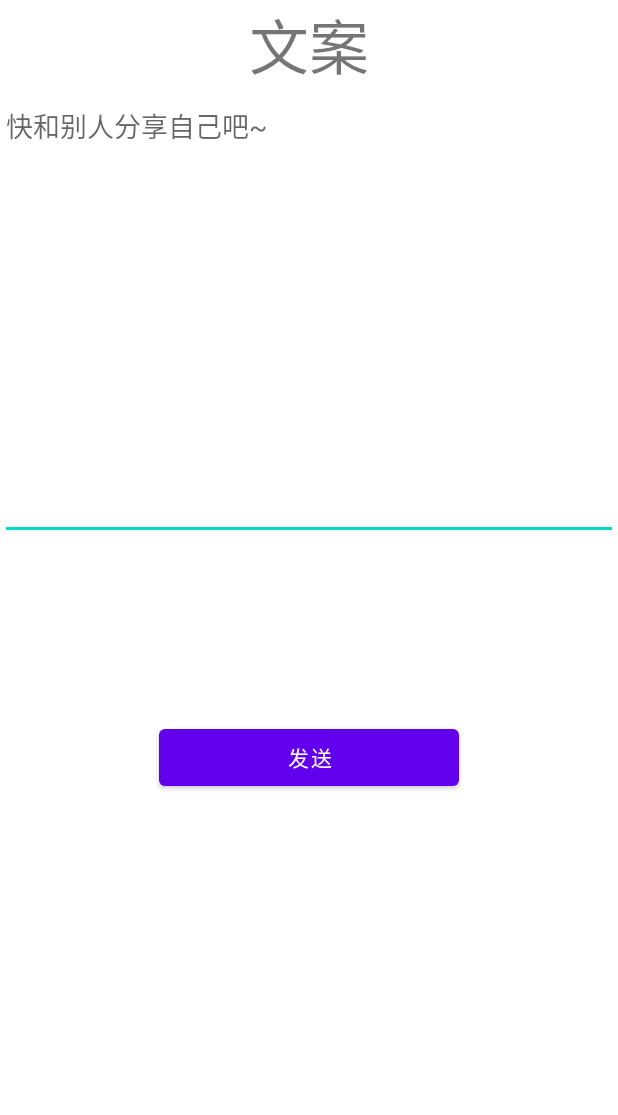
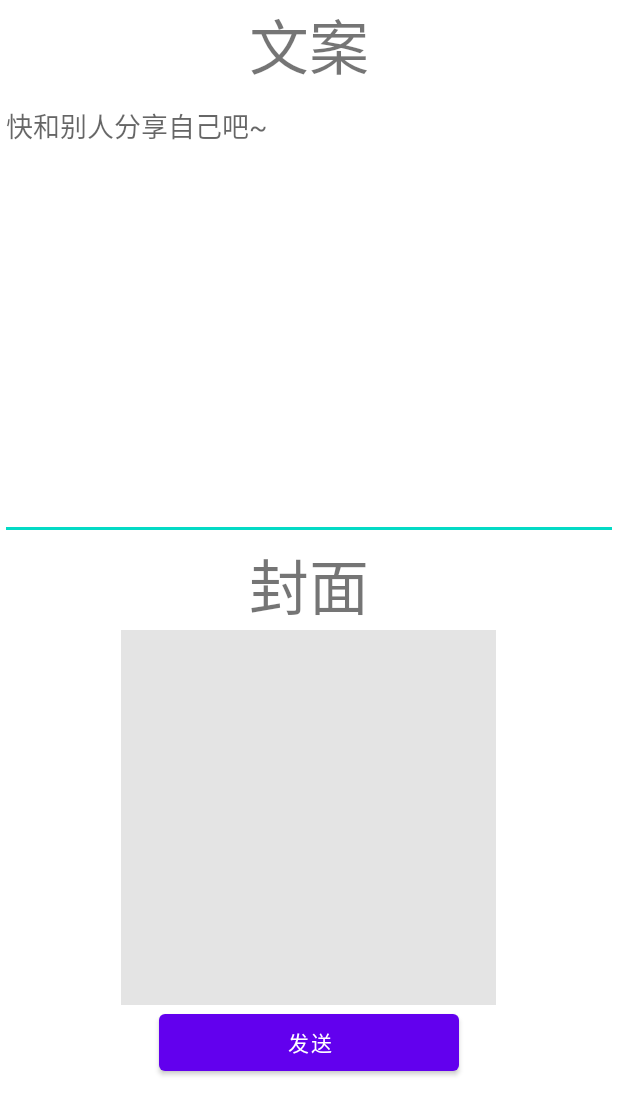
Before and after one commit to JJuprising/ASFinalWork2023, an Android app: the PassagePost screen opened directly, with no data from a screen before it, on a phone screen of 412 x 824 dp. Shown: the top 1115 px of the screen. Run offline under Robolectric (Android 15) with nearby library versions, the light colour scheme and no system bars.

Commit message:
数据库模板

```diff
--- /dev/null
+++ b/app/src/main/java/com/example/asfinalwork2023/ui/dashboard/PassageDBHelper.kt
@@ -0,0 +1,23 @@
+package com.example.asfinalwork2023.ui.dashboard
+
+import android.content.Context
+import android.database.sqlite.SQLiteDatabase
+import android.database.sqlite.SQLiteOpenHelper
+
+class PassageDBHelper (val context: Context, name: String, version: Int) : SQLiteOpenHelper(context, name, null, version) {
+
+    private val createPassageDB = "create table Passage (" +
+            " id integer primary key autoincrement," +
+            "title text," +
+            "content text," +
+            "picture BLOB)"
+
+    override fun onCreate(db: SQLiteDatabase) {
+        db.execSQL(createPassageDB)
+    }
+
+    override fun onUpgrade(db: SQLiteDatabase, p1: Int, p2: Int) {
+
+    }
+
+}
--- a/app/src/main/java/com/example/asfinalwork2023/ui/dashboard/PassageInfo.kt
+++ b/app/src/main/java/com/example/asfinalwork2023/ui/dashboard/PassageInfo.kt
@@ -1,3 +1,4 @@
 package com.example.asfinalwork2023.ui.dashboard
 
 class PassageInfo(val title:String,val content:String,val picture:Int)
+class PassageInfo4DB(val title:String,val content:String,val picture:ByteArray)
--- a/app/src/main/res/layout/activity_passage_post.xml
+++ b/app/src/main/res/layout/activity_passage_post.xml
@@ -13,7 +13,7 @@
         android:text="文案"
         android:textAlignment="center"
         android:textSize="40dp"
-        android:id="@+id/PassagePostTextView"
+
         />
 
     <EditText
@@ -24,35 +24,22 @@
         android:gravity="top|left">
 
     </EditText>
-    <LinearLayout
+    <TextView
         android:layout_width="match_parent"
         android:layout_height="wrap_content"
-        android:orientation="horizontal"
-        android:gravity="center"
-        android:layout_marginTop="10dp"
-        android:layout_marginBottom="10dp">
-        <ImageView
-            android:layout_width="100dp"
-            android:layout_height="100dp"
-            android:id="@+id/PassagePostImage1">
-        </ImageView>
-        <ImageView
-            android:layout_width="100dp"
-            android:layout_height="100dp"
-            android:id="@+id/PassagePostImage2">
-        </ImageView>
-        <ImageView
-            android:layout_width="100dp"
-            android:layout_height="100dp"
-            android:id="@+id/PassagePostImage3">
-        </ImageView>
-        <ImageView
-            android:layout_width="100dp"
-            android:layout_height="100dp"
-            android:id="@+id/PassagePostImage4">
-        </ImageView>
+        android:text="封面"
+        android:textAlignment="center"
+        android:textSize="40dp"
+        />
 
-    </LinearLayout>
+    <ImageView
+        android:id="@+id/PassagePostImage"
+        android:layout_width="250dp"
+        android:layout_height="250dp"
+        android:layout_gravity="center"
+        android:background="#E4E4E4">
+
+    </ImageView>
     <Button
         android:layout_width="200dp"
         android:layout_height="50dp"
--- /dev/null
+++ b/app/src/main/res/xml/file_paths.xml
@@ -0,0 +1,4 @@
+<?xml version="1.0" encoding="utf-8"?>
+<paths xmlns:android="http://schemas.android.com/apk/res/android">
+    <external-path name="my_images" path="/" />
+</paths>
```
Also changed, not shown: app/src/main/AndroidManifest.xml (+15 -0 lines), app/src/main/java/com/example/asfinalwork2023/ui/dashboard/DashboardFragment.kt (+1 -6 lines), app/src/main/java/com/example/asfinalwork2023/ui/dashboard/Later.kt (added, +18 -0 lines), app/src/main/java/com/example/asfinalwork2023/ui/dashboard/PassageDBProvider.kt (added, +96 -0 lines), app/src/main/java/com/example/asfinalwork2023/ui/dashboard/PassagePost.kt (+130 -7 lines), app/src/main/res/layout/activity_main.xml (+7 -4 lines), app/src/main/res/layout/fragment_dashboard.xml (+5 -2 lines).
